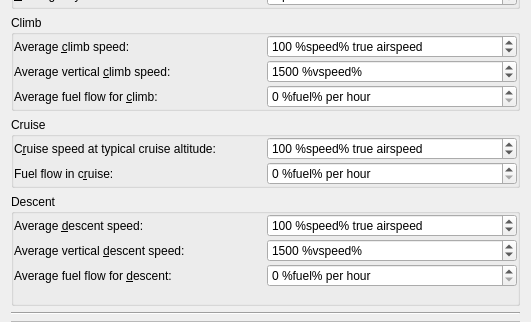
First picture: the form in src/perf/aircraftperfdialog.ui, repository albar965/littlenavmap, before the edit; both pictures show x 0 to 531 and y 175 to 497 of the 531 by 642 pixel window.
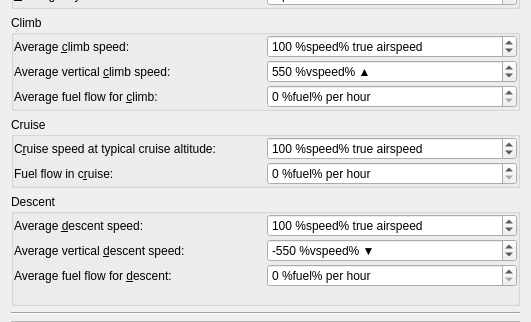
Second picture: the form after the edit.

```diff
--- a/src/perf/aircraftperfdialog.ui
+++ b/src/perf/aircraftperfdialog.ui
@@ -268,7 +268,7 @@
       <item row="3" column="1">
        <widget class="QSpinBox" name="spinBoxClimbVertSpeed">
         <property name="suffix">
-         <string> %vspeed%</string>
+         <string> %vspeed% ▲</string>
         </property>
         <property name="minimum">
          <number>100</number>
@@ -280,7 +280,7 @@
          <number>100</number>
         </property>
         <property name="value">
-         <number>1500</number>
+         <number>550</number>
         </property>
        </widget>
       </item>
@@ -420,19 +420,22 @@
       <item row="3" column="1">
        <widget class="QSpinBox" name="spinBoxDescentVertSpeed">
         <property name="suffix">
-         <string> %vspeed%</string>
+         <string> %vspeed% ▼</string>
+        </property>
+        <property name="prefix">
+         <string/>
         </property>
         <property name="minimum">
-         <number>100</number>
+         <number>-10000</number>
         </property>
         <property name="maximum">
-         <number>10000</number>
+         <number>-100</number>
         </property>
         <property name="singleStep">
          <number>100</number>
         </property>
         <property name="value">
-         <number>1500</number>
+         <number>-550</number>
         </property>
        </widget>
       </item>
```
